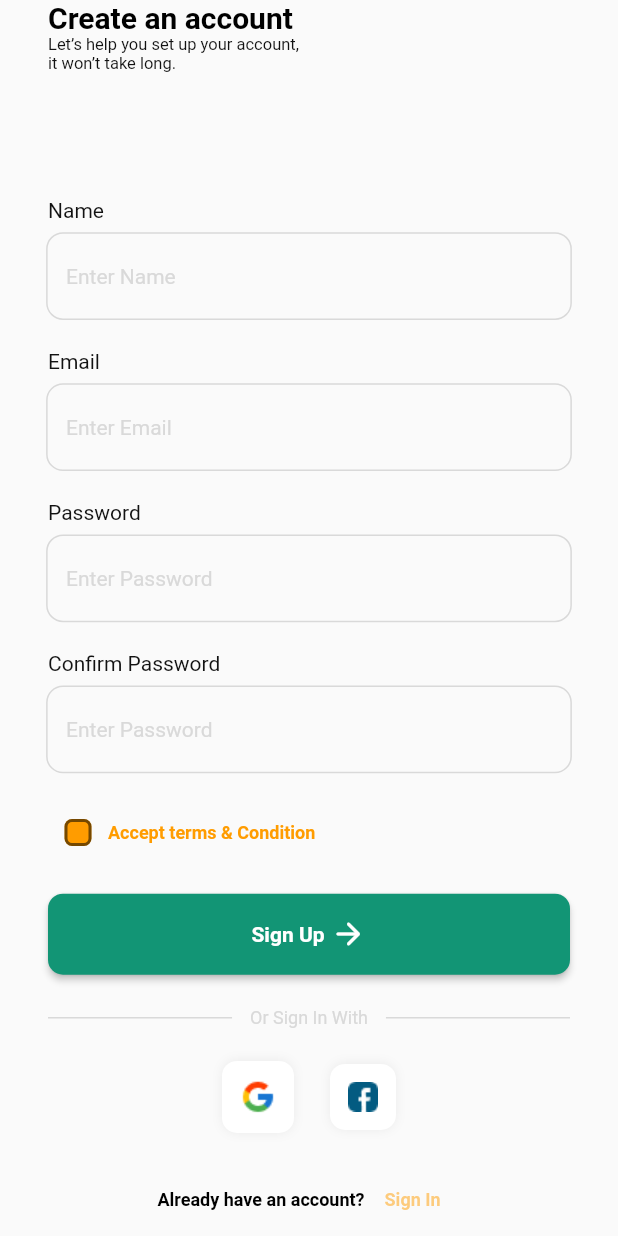
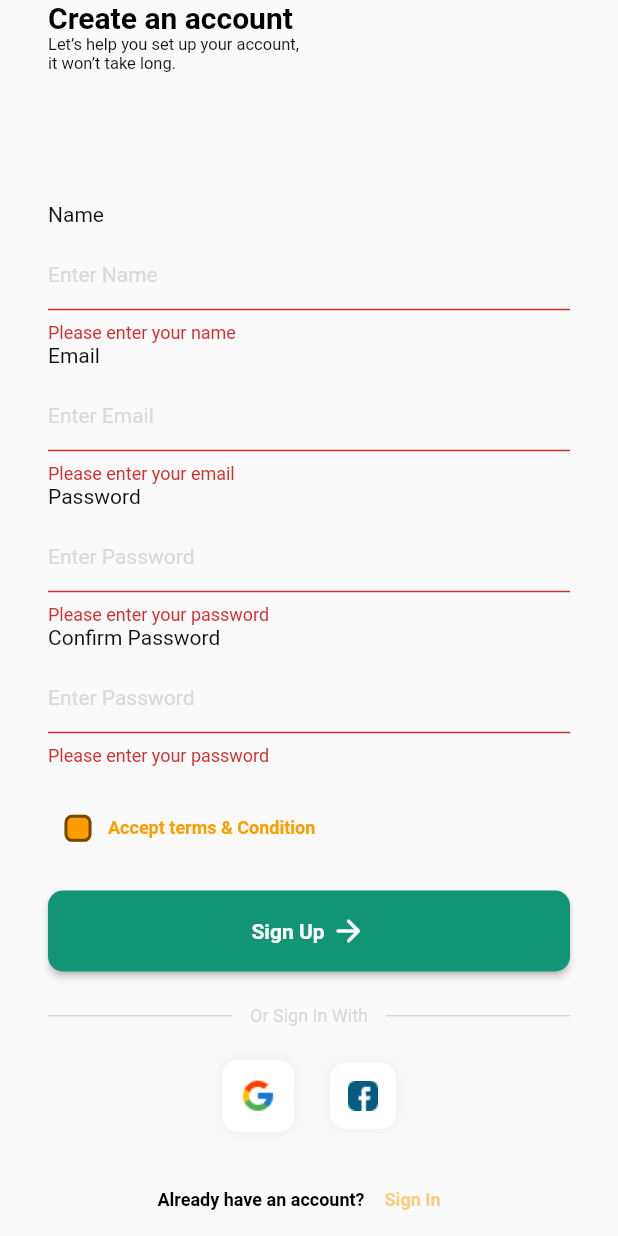
Before and after one commit to Prometheum01/sss_trainer_project, a Flutter app: the SignUpView widget shown alone on an empty page, opened directly, after a tap on "Sign Up", on a phone screen of 412 x 824 dp. Run offline on Flutter 3.47's test engine with Material 2 defaults, Android fonts, the phone set to English and light mode, and no system bars.

Commit message:
validators created for auth fields

```diff
--- a/lib/src/presentation/views/sign_in/sign_in_view.dart
+++ b/lib/src/presentation/views/sign_in/sign_in_view.dart
@@ -1,6 +1,7 @@
 import 'package:flutter/material.dart';
 import 'package:sss_trainer_project/src/presentation/views/sign_in/sign_in_view_model.dart';
 import 'package:sss_trainer_project/src/utils/constants/paddings.dart';
+import 'package:sss_trainer_project/src/utils/extensions/validator.dart';
 
 import '../../../utils/constants/images.dart';
 import '../../widgets/buttons/double_text_w_button.dart';
@@ -33,20 +34,28 @@ class _SignInViewState extends SignInViewModel {
                 subtitle: subtitleText,
               ),
               const Spacer(flex: 6),
+              Form(
+                key: formKey,
+                child: Column(
+                  children: [
                     CustomAuthField(
                       hint: emailHintText,
                       label: emailText,
                       keyboardType: TextInputType.emailAddress,
                       textInputAction: TextInputAction.next,
                       controller: emailController,
+                      validator: (p0) => p0?.validateEmail(),
                     ),
-              const Spacer(flex: 2),
                     CustomAuthField(
                       hint: passwordHintText,
                       label: passwordText,
                       obscureText: true,
                       textInputAction: TextInputAction.done,
                       controller: passwordController,
+                      validator: (p0) => p0?.validatePassword(),
+                    ),
+                  ],
+                ),
               ),
               const Spacer(flex: 1),
               TextButton(
--- a/lib/src/presentation/views/sign_in/sign_in_view_model.dart
+++ b/lib/src/presentation/views/sign_in/sign_in_view_model.dart
@@ -17,6 +17,7 @@ abstract class SignInViewModel extends State<SignInView> {
   final String doNotHaveAnAccountText = 'Don\'t have an account?';
 
   late final TextEditingController emailController, passwordController;
+  late final formKey = GlobalKey<FormState>();
 
   @override
   void initState() {
@@ -27,7 +28,13 @@ abstract class SignInViewModel extends State<SignInView> {
 
   void signIn() {
     //This function is called when the user clicks on the "Sign In" button and call the signIn function from the Firebase Service
+
+    if (validateFields) {
+      //Call the signIn function from the Firebase Service
+    }
   }
+
+  bool get validateFields => formKey.currentState?.validate() ?? false;
 
   void loginWithGoogle() {
     //This function is called when the user clicks on the "Google" button and call the loginWithGoogle function from the Firebase Service
--- a/lib/src/presentation/views/sign_up/sign_up_view.dart
+++ b/lib/src/presentation/views/sign_up/sign_up_view.dart
@@ -2,6 +2,7 @@ import 'package:flutter/material.dart';
 import 'package:sss_trainer_project/src/presentation/views/sign_up/sign_up_view_model.dart';
 import 'package:sss_trainer_project/src/utils/constants/colors.dart';
 import 'package:sss_trainer_project/src/utils/constants/images.dart';
+import 'package:sss_trainer_project/src/utils/extensions/validator.dart';
 
 import '../../../utils/constants/paddings.dart';
 import '../../widgets/buttons/double_text_w_button.dart';
@@ -34,36 +35,44 @@ class _SignUpViewState extends SignUpViewModel {
                 lightTitle: true,
               ),
               const Spacer(flex: 4),
+              Form(
+                key: formKey,
+                child: Column(
+                  children: [
                     CustomAuthField(
                       hint: nameHintText,
                       label: nameText,
                       keyboardType: TextInputType.name,
                       textInputAction: TextInputAction.next,
                       controller: nameController,
+                      validator: (p0) => p0?.validateName(),
                     ),
-              const Spacer(flex: 1),
                     CustomAuthField(
                       hint: emailHintText,
                       label: emailText,
                       keyboardType: TextInputType.emailAddress,
                       textInputAction: TextInputAction.next,
                       controller: emailController,
+                      validator: (p0) => p0?.validateEmail(),
                     ),
-              const Spacer(flex: 1),
                     CustomAuthField(
                       hint: passwordHintText,
                       label: passwordText,
                       obscureText: true,
                       textInputAction: TextInputAction.next,
                       controller: passwordController,
+                      validator: (p0) => p0?.validatePassword(),
                     ),
-              const Spacer(flex: 1),
                     CustomAuthField(
                       hint: confirmPasswordHintText,
                       label: confirmPasswordText,
                       obscureText: true,
                       textInputAction: TextInputAction.done,
                       controller: confirmPasswordController,
+                      validator: (p0) => p0?.validatePassword(),
+                    ),
+                  ],
+                ),
               ),
               const Spacer(flex: 1),
               Row(
--- a/lib/src/presentation/views/sign_up/sign_up_view_model.dart
+++ b/lib/src/presentation/views/sign_up/sign_up_view_model.dart
@@ -23,6 +23,8 @@ abstract class SignUpViewModel extends State<SignUpView> {
 
   bool acceptTermsAndConditionsValue = false;
 
+  late final formKey = GlobalKey<FormState>();
+
   late final TextEditingController nameController,
       emailController,
       passwordController,
@@ -39,7 +41,12 @@ abstract class SignUpViewModel extends State<SignUpView> {
 
   void signUp() {
     //This function is called when the user clicks on the "Sign Up" button and call the signUp function from the Firebase Service
+    if (validateFields) {
+      //Call the signUp function from the Firebase Service
+    }
   }
+
+  bool get validateFields => formKey.currentState?.validate() ?? false;
 
   void loginWithGoogle() {
     //This function is called when the user clicks on the "Google" button and call the loginWithGoogle function from the Firebase Service
--- /dev/null
+++ b/lib/src/utils/extensions/validator.dart
@@ -0,0 +1,43 @@
+extension Validator on String {
+  bool isEmail() {
+    return RegExp(
+            r'^(([^<>()[\]\\.,;:\s@"]+(\.[^<>()[\]\\.,;:\s@"]+)*)|(".+"))@((\[[0-9]{1,3}\.[0-9]{1,3}\.[0-9]{1,3}\.[0-9]{1,3}\])|(([a-zA-Z\-0-9]+\.)+[a-zA-Z]{2,}))$')
+        .hasMatch(this);
+  }
+
+  bool isPassword() {
+    return RegExp(r'^(?=.*[A-Za-z])(?=.*\d)[A-Za-z\d]{8,}$').hasMatch(this);
+  }
+
+  String? validateName() {
+    if (trim().isEmpty) {
+      return 'Please enter your name';
+    } else {
+      return null;
+    }
+  }
+
+  String? validateEmail() {
+    if (trim().isEmpty) {
+      return 'Please enter your email';
+    } else {
+      if (trim().isEmail()) {
+        return null;
+      } else {
+        return 'Please enter a valid email';
+      }
+    }
+  }
+
+  String? validatePassword() {
+    if (trim().isEmpty) {
+      return 'Please enter your password';
+    } else {
+      if (trim().isPassword()) {
+        return null;
+      } else {
+        return 'Please enter a valid password';
+      }
+    }
+  }
+}
```
Lines whose indentation alone changed are shown as unchanged.
